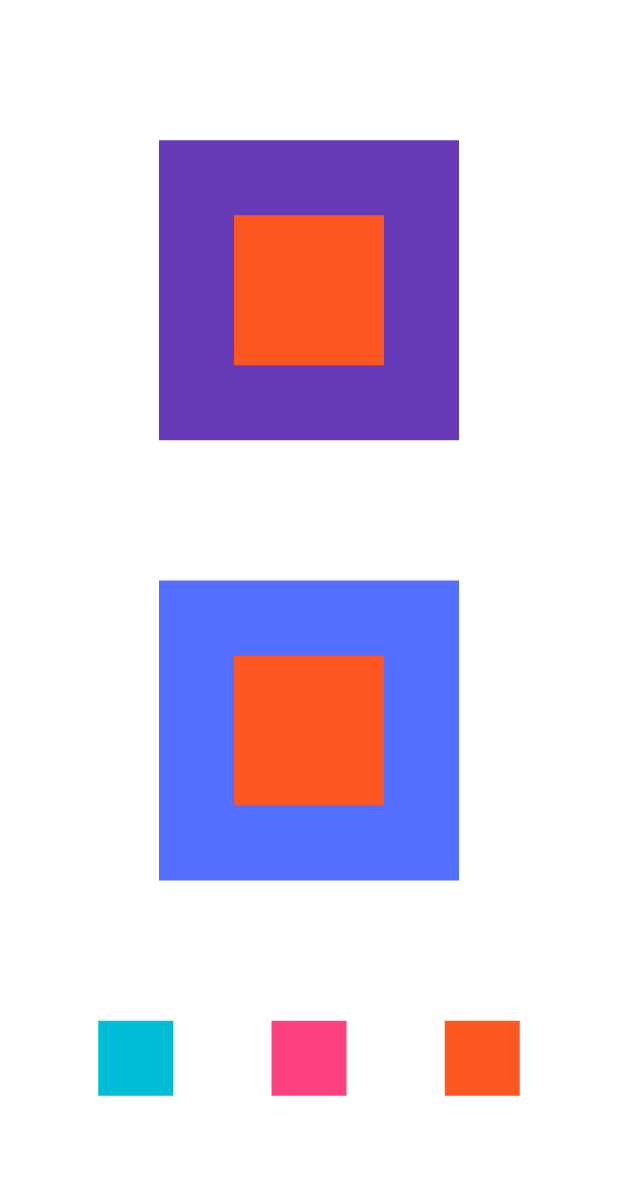
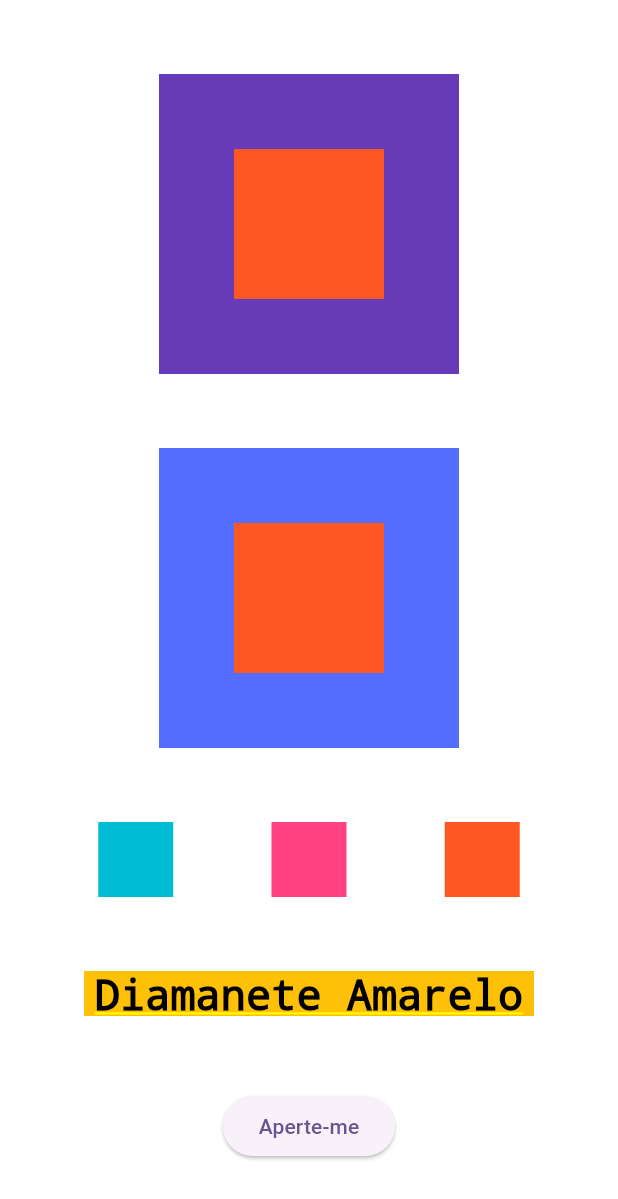
Before and after one commit to luisdesouza10/primeiro_projeto_flutter, a Flutter app: the screen it shows after launch, on a phone screen of 412 x 824 dp. Shown: the top 1199 px of the screen. Run offline on Flutter 3.47's test engine with Material 2 defaults, Android fonts, the phone set to English and light mode, and no system bars.

Commit message:
add button

```diff
--- a/lib/main.dart
+++ b/lib/main.dart
@@ -69,7 +69,25 @@ class MyApp extends StatelessWidget {
                   color: Colors.deepOrange,
                 ),
               ],
-            )
+            ),
+            Container(
+              color: Colors.amber,
+              height: 30,
+              width: 300,
+              child: Text(
+                'Diamanete Amarelo',
+                style: TextStyle(
+                  color: Colors.black,
+                  fontSize: 28,
+                ),
+                textAlign: TextAlign.center,
+              ),
+            ),
+            ElevatedButton(
+                onPressed: () {
+                  print('Você apertou o botão');
+                },
+                child: Text('Aperte-me'))
           ],
         ));
   }
```
